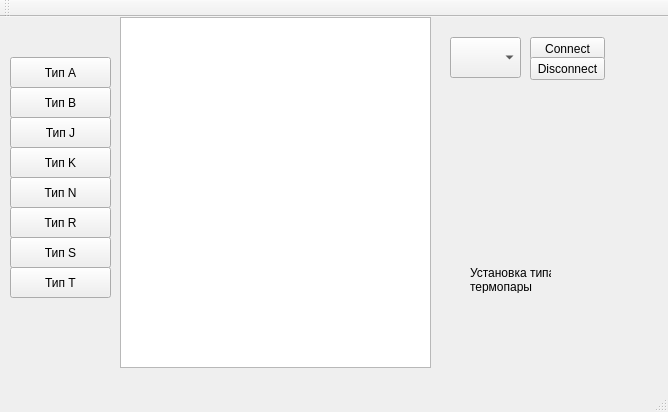
Before: the Qt Designer form mainwindow.ui in sm-prod/tp_module, drawn with Qt 5.
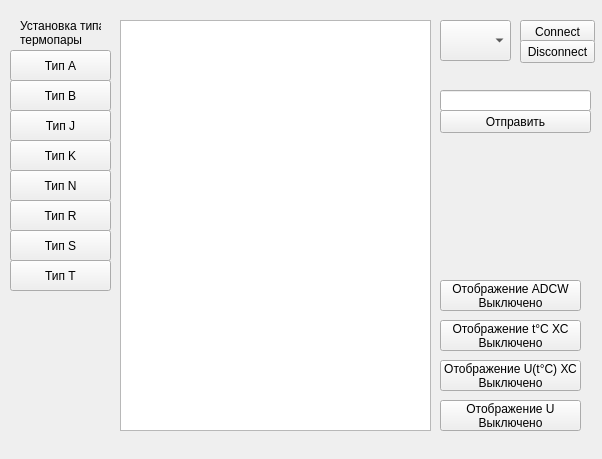
After: the same form once the commit is applied.

Commit message: Первый релиз

Patch:
```diff
--- a/mainwindow.ui
+++ b/mainwindow.ui
@@ -6,10 +6,22 @@
    <rect>
     <x>0</x>
     <y>0</y>
-    <width>668</width>
-    <height>412</height>
+    <width>602</width>
+    <height>459</height>
    </rect>
   </property>
+  <property name="minimumSize">
+   <size>
+    <width>602</width>
+    <height>459</height>
+   </size>
+  </property>
+  <property name="maximumSize">
+   <size>
+    <width>602</width>
+    <height>459</height>
+   </size>
+  </property>
   <property name="windowTitle">
    <string>MainWindow</string>
   </property>
@@ -18,7 +30,7 @@
     <property name="geometry">
      <rect>
       <x>10</x>
-      <y>40</y>
+      <y>50</y>
       <width>101</width>
       <height>31</height>
      </rect>
@@ -31,7 +43,7 @@
     <property name="geometry">
      <rect>
       <x>10</x>
-      <y>70</y>
+      <y>80</y>
       <width>101</width>
       <height>31</height>
      </rect>
@@ -44,7 +56,7 @@
     <property name="geometry">
      <rect>
       <x>10</x>
-      <y>100</y>
+      <y>110</y>
       <width>101</width>
       <height>31</height>
      </rect>
@@ -57,7 +69,7 @@
     <property name="geometry">
      <rect>
       <x>10</x>
-      <y>130</y>
+      <y>140</y>
       <width>101</width>
       <height>31</height>
      </rect>
@@ -70,7 +82,7 @@
     <property name="geometry">
      <rect>
       <x>10</x>
-      <y>220</y>
+      <y>230</y>
       <width>101</width>
       <height>31</height>
      </rect>
@@ -83,7 +95,7 @@
     <property name="geometry">
      <rect>
       <x>10</x>
-      <y>160</y>
+      <y>170</y>
       <width>101</width>
       <height>31</height>
      </rect>
@@ -96,7 +108,7 @@
     <property name="geometry">
      <rect>
       <x>10</x>
-      <y>190</y>
+      <y>200</y>
       <width>101</width>
       <height>31</height>
      </rect>
@@ -109,7 +121,7 @@
     <property name="geometry">
      <rect>
       <x>10</x>
-      <y>250</y>
+      <y>260</y>
       <width>101</width>
       <height>31</height>
      </rect>
@@ -121,7 +133,7 @@
    <widget class="QComboBox" name="comboBox">
     <property name="geometry">
      <rect>
-      <x>450</x>
+      <x>440</x>
       <y>20</y>
       <width>71</width>
       <height>41</height>
@@ -131,7 +143,7 @@
    <widget class="QPushButton" name="pushButton_9">
     <property name="geometry">
      <rect>
-      <x>530</x>
+      <x>520</x>
       <y>20</y>
       <width>75</width>
       <height>23</height>
@@ -144,7 +156,7 @@
    <widget class="QPushButton" name="pushButton_10">
     <property name="geometry">
      <rect>
-      <x>530</x>
+      <x>520</x>
       <y>40</y>
       <width>75</width>
       <height>23</height>
@@ -158,17 +170,17 @@
     <property name="geometry">
      <rect>
       <x>120</x>
-      <y>0</y>
+      <y>20</y>
       <width>311</width>
-      <height>351</height>
+      <height>411</height>
      </rect>
     </property>
    </widget>
    <widget class="QLabel" name="label">
     <property name="geometry">
      <rect>
-      <x>470</x>
-      <y>250</y>
+      <x>20</x>
+      <y>20</y>
       <width>81</width>
       <height>26</height>
      </rect>
@@ -178,26 +190,98 @@
 термопары</string>
     </property>
    </widget>
+   <widget class="QPushButton" name="pushButton_11">
+    <property name="geometry">
+     <rect>
+      <x>440</x>
+      <y>280</y>
+      <width>141</width>
+      <height>31</height>
+     </rect>
+    </property>
+    <property name="toolTip">
+     <string>&lt;html&gt;&lt;head/&gt;&lt;body&gt;&lt;p&gt;Квантованные показания АЦП&lt;/p&gt;&lt;/body&gt;&lt;/html&gt;</string>
+    </property>
+    <property name="text">
+     <string>Отображение ADCW
+Выключено</string>
+    </property>
+   </widget>
+   <widget class="QPushButton" name="pushButton_12">
+    <property name="geometry">
+     <rect>
+      <x>440</x>
+      <y>320</y>
+      <width>141</width>
+      <height>31</height>
+     </rect>
+    </property>
+    <property name="toolTip">
+     <string>&lt;html&gt;&lt;head/&gt;&lt;body&gt;&lt;p&gt;Температура холодного спая&lt;/p&gt;&lt;/body&gt;&lt;/html&gt;</string>
+    </property>
+    <property name="text">
+     <string>Отображение t°C ХС
+Выключено</string>
+    </property>
+   </widget>
+   <widget class="QPushButton" name="pushButton_13">
+    <property name="geometry">
+     <rect>
+      <x>440</x>
+      <y>360</y>
+      <width>141</width>
+      <height>31</height>
+     </rect>
+    </property>
+    <property name="toolTip">
+     <string>&lt;html&gt;&lt;head/&gt;&lt;body&gt;&lt;p&gt;Эквивалентное напряжение t°C холодного спая&lt;/p&gt;&lt;/body&gt;&lt;/html&gt;</string>
+    </property>
+    <property name="text">
+     <string>Отображение U(t°C) ХС
+Выключено</string>
+    </property>
+   </widget>
+   <widget class="QPushButton" name="pushButton_14">
+    <property name="geometry">
+     <rect>
+      <x>440</x>
+      <y>400</y>
+      <width>141</width>
+      <height>31</height>
+     </rect>
+    </property>
+    <property name="toolTip">
+     <string>&lt;html&gt;&lt;head/&gt;&lt;body&gt;&lt;p&gt;Конвертированное значение ADCW в напряжение&lt;/p&gt;&lt;/body&gt;&lt;/html&gt;</string>
+    </property>
+    <property name="text">
+     <string>Отображение U
+Выключено</string>
+    </property>
+   </widget>
+   <widget class="QLineEdit" name="lineEdit">
+    <property name="geometry">
+     <rect>
+      <x>440</x>
+      <y>90</y>
+      <width>151</width>
+      <height>21</height>
+     </rect>
+    </property>
+   </widget>
+   <widget class="QPushButton" name="pushButton_15">
+    <property name="geometry">
+     <rect>
+      <x>440</x>
+      <y>110</y>
+      <width>151</width>
+      <height>23</height>
+     </rect>
+    </property>
+    <property name="text">
+     <string>Отправить</string>
+    </property>
+   </widget>
   </widget>
-  <widget class="QMenuBar" name="menuBar">
-   <property name="geometry">
-    <rect>
-     <x>0</x>
-     <y>0</y>
-     <width>668</width>
-     <height>21</height>
-    </rect>
-   </property>
-  </widget>
-  <widget class="QToolBar" name="mainToolBar">
-   <attribute name="toolBarArea">
-    <enum>TopToolBarArea</enum>
-   </attribute>
-   <attribute name="toolBarBreak">
-    <bool>true</bool>
-   </attribute>
-  </widget>
-  <widget class="QStatusBar" name="statusBar"/>
  </widget>
  <layoutdefault spacing="6" margin="11"/>
  <resources/>
```
Left out of the diff: 24 changed lines with no effect on the pictures. The commit also changes 2 other files.
